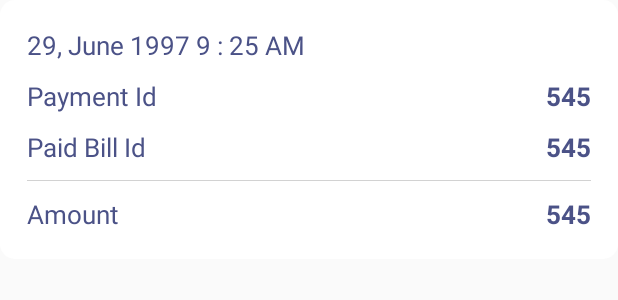
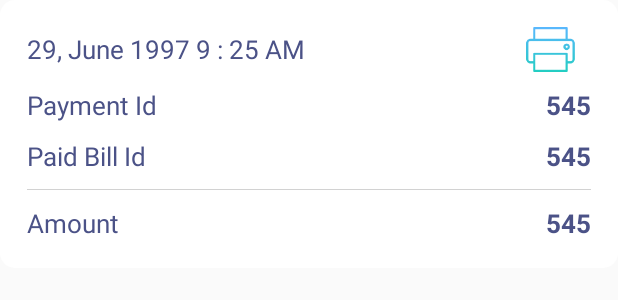
Before and after one commit to devaliakbar/Fabiz, an Android app: the layout item_payment_review.xml on its own in the app's theme, with its tools: preview values and no code run, on a phone screen of 412 x 824 dp. Shown: the top 300 px of the screen. Run offline under Robolectric (Android 15) with nearby library versions, the phone set to English and light mode, and no system bars; network calls fail.

```diff
--- a/app/src/main/java/com/officialakbarali/fabiz/customer/Home.java
+++ b/app/src/main/java/com/officialakbarali/fabiz/customer/Home.java
@@ -144,6 +144,7 @@ public class Home extends AppCompatActivity {
             public void onClick(View v) {
                 Intent paymentReviewIntent = new Intent(Home.this, PaymentReview.class);
                 paymentReviewIntent.putExtra("id", custId + "");
+                paymentReviewIntent.putExtra("totDue",custDueAmt);
                 startActivity(paymentReviewIntent);
                 overridePendingTransition(R.anim.slide_in_right, R.anim.slide_out_left);
             }
--- a/app/src/main/res/layout/item_payment_review.xml
+++ b/app/src/main/res/layout/item_payment_review.xml
@@ -9,15 +9,32 @@
         android:orientation="vertical"
         android:padding="18dp">
 
-
-    <TextView
-            android:id="@+id/payment_review_item_date"
-            style="@style/text_size_med"
-            android:layout_width="wrap_content"
+    <LinearLayout
+            android:gravity="center"
+            android:layout_width="match_parent"
             android:layout_height="wrap_content"
             android:layout_marginBottom="10dp"
-            android:textColor="@color/text_color"
-            tools:text="29, June 1997 9 : 25 AM" />
+            android:orientation="horizontal">
+
+        <TextView
+                android:id="@+id/payment_review_item_date"
+                style="@style/text_size_med"
+                android:layout_width="0dp"
+                android:layout_height="wrap_content"
+                android:layout_weight="1"
+                android:textColor="@color/text_color"
+                tools:text="29, June 1997 9 : 25 AM" />
+
+        <ImageButton
+                android:id="@+id/print_sales_review_receipt"
+                android:layout_width="wrap_content"
+                android:layout_height="30dp"
+                android:background="?attr/selectableItemBackground"
+                android:scaleType="fitCenter"
+                android:src="@drawable/ic_print" />
+
+    </LinearLayout>
+
 
     <LinearLayout
             android:layout_width="match_parent"
```
Also changed, not shown: app/src/main/java/com/officialakbarali/fabiz/customer/payment/AddPayment.java (+30 -5 lines), app/src/main/java/com/officialakbarali/fabiz/customer/payment/PaymentReview.java (+72 -2 lines), app/src/main/java/com/officialakbarali/fabiz/customer/payment/adapter/PaymentReviewAdapter.java (+18 -2 lines).
